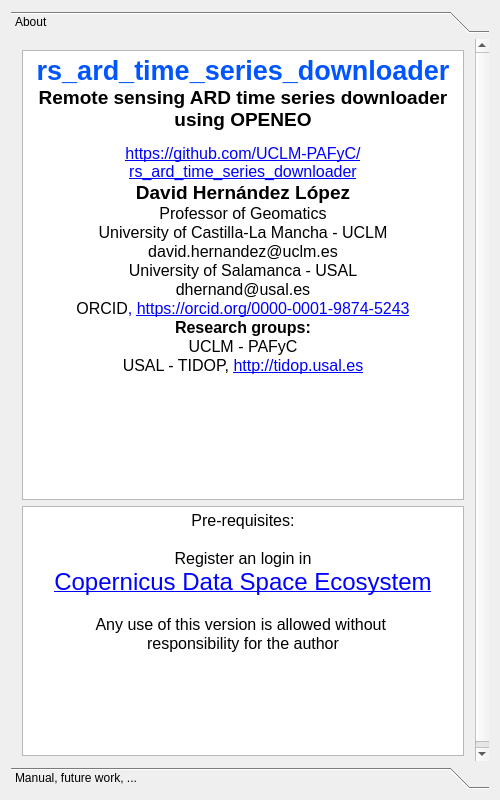
The window that about_qdialog.ui (TIDOP-USAL/rs_ard_time_series_downloader) describes before a commit, drawn with Qt 5.
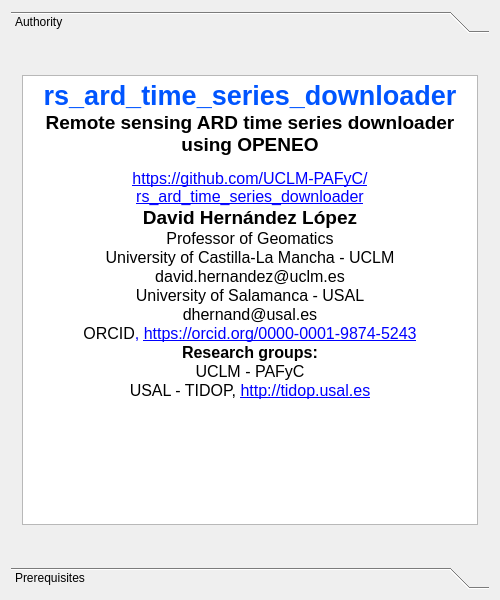
The same window after the commit.

```diff
--- a/about_qdialog.ui
+++ b/about_qdialog.ui
@@ -7,19 +7,19 @@
     <x>0</x>
     <y>0</y>
     <width>500</width>
-    <height>800</height>
+    <height>600</height>
    </rect>
   </property>
   <property name="minimumSize">
    <size>
     <width>500</width>
-    <height>800</height>
+    <height>600</height>
    </size>
   </property>
   <property name="maximumSize">
    <size>
     <width>500</width>
-    <height>800</height>
+    <height>600</height>
    </size>
   </property>
   <property name="windowTitle">
@@ -36,54 +36,25 @@
        <rect>
         <x>0</x>
         <y>0</y>
-        <width>454</width>
-        <height>732</height>
+        <width>476</width>
+        <height>508</height>
        </rect>
       </property>
       <attribute name="label">
-       <string>About</string>
+       <string>Authority</string>
       </attribute>
       <layout class="QGridLayout" name="gridLayout">
-       <item row="1" column="0">
-        <widget class="QTextBrowser" name="textBrowser_versions">
-         <property name="enabled">
-          <bool>true</bool>
-         </property>
-         <property name="minimumSize">
-          <size>
-           <width>0</width>
-           <height>250</height>
-          </size>
-         </property>
-         <property name="maximumSize">
-          <size>
-           <width>16777215</width>
-           <height>250</height>
-          </size>
-         </property>
-         <property name="html">
-          <string>&lt;!DOCTYPE HTML PUBLIC &quot;-//W3C//DTD HTML 4.0//EN&quot; &quot;http://www.w3.org/TR/REC-html40/strict.dtd&quot;&gt;
-&lt;html&gt;&lt;head&gt;&lt;meta name=&quot;qrichtext&quot; content=&quot;1&quot; /&gt;&lt;style type=&quot;text/css&quot;&gt;
-p, li { white-space: pre-wrap; }
-&lt;/style&gt;&lt;/head&gt;&lt;body style=&quot; font-family:'MS Shell Dlg 2'; font-size:8.0597pt; font-weight:400; font-style:normal;&quot;&gt;
-&lt;p align=&quot;center&quot; style=&quot; margin-top:0px; margin-bottom:0px; margin-left:0px; margin-right:0px; -qt-block-indent:0; text-indent:0px;&quot;&gt;&lt;span style=&quot; font-size:12pt;&quot;&gt;Pre-requisites:&lt;/span&gt;&lt;/p&gt;
-&lt;p align=&quot;center&quot; style=&quot;-qt-paragraph-type:empty; margin-top:0px; margin-bottom:0px; margin-left:0px; margin-right:0px; -qt-block-indent:0; text-indent:0px; font-size:12pt;&quot;&gt;&lt;br /&gt;&lt;/p&gt;
-&lt;p align=&quot;center&quot; style=&quot; margin-top:0px; margin-bottom:0px; margin-left:0px; margin-right:0px; -qt-block-indent:0; text-indent:0px;&quot;&gt;&lt;span style=&quot; font-size:12pt;&quot;&gt;Register an login in&lt;/span&gt;&lt;/p&gt;
-&lt;p align=&quot;center&quot; style=&quot; margin-top:0px; margin-bottom:0px; margin-left:0px; margin-right:0px; -qt-block-indent:0; text-indent:0px;&quot;&gt;&lt;a href=&quot;https://dataspace.copernicus.eu/&quot;&gt;&lt;span style=&quot; font-size:18pt; text-decoration: underline; color:#0000ff;&quot;&gt;Copernicus Data Space Ecosystem&lt;/span&gt;&lt;/a&gt;&lt;/p&gt;
-&lt;p align=&quot;center&quot; style=&quot;-qt-paragraph-type:empty; margin-top:0px; margin-bottom:0px; margin-left:0px; margin-right:0px; -qt-block-indent:0; text-indent:0px; font-size:12pt;&quot;&gt;&lt;br /&gt;&lt;/p&gt;
-&lt;p align=&quot;center&quot; style=&quot; margin-top:0px; margin-bottom:0px; margin-left:0px; margin-right:0px; -qt-block-indent:0; text-indent:0px;&quot;&gt;&lt;span style=&quot; font-size:12pt;&quot;&gt;Any use of this version is allowed without &lt;/span&gt;&lt;/p&gt;
-&lt;p align=&quot;center&quot; dir='rtl' style=&quot; margin-top:0px; margin-bottom:0px; margin-left:0px; margin-right:0px; -qt-block-indent:0; text-indent:0px;&quot;&gt;&lt;span style=&quot; font-size:12pt;&quot;&gt;responsibility for the author&lt;/span&gt;&lt;/p&gt;&lt;/body&gt;&lt;/html&gt;</string>
-         </property>
-         <property name="openExternalLinks">
-          <bool>true</bool>
-         </property>
-        </widget>
-       </item>
        <item row="0" column="0">
         <widget class="QTextBrowser" name="textBrowser_description">
          <property name="enabled">
           <bool>true</bool>
          </property>
+         <property name="sizePolicy">
+          <sizepolicy hsizetype="MinimumExpanding" vsizetype="MinimumExpanding">
+           <horstretch>0</horstretch>
+           <verstretch>0</verstretch>
+          </sizepolicy>
+         </property>
          <property name="minimumSize">
           <size>
            <width>430</width>
@@ -134,7 +105,7 @@
        </rect>
       </property>
       <attribute name="label">
-       <string>Manual, future work, ...</string>
+       <string>Prerequisites</string>
       </attribute>
       <layout class="QGridLayout" name="gridLayout_3">
        <item row="0" column="0">
```
Left out of the diff: 17 changed lines with no effect on the pictures.
